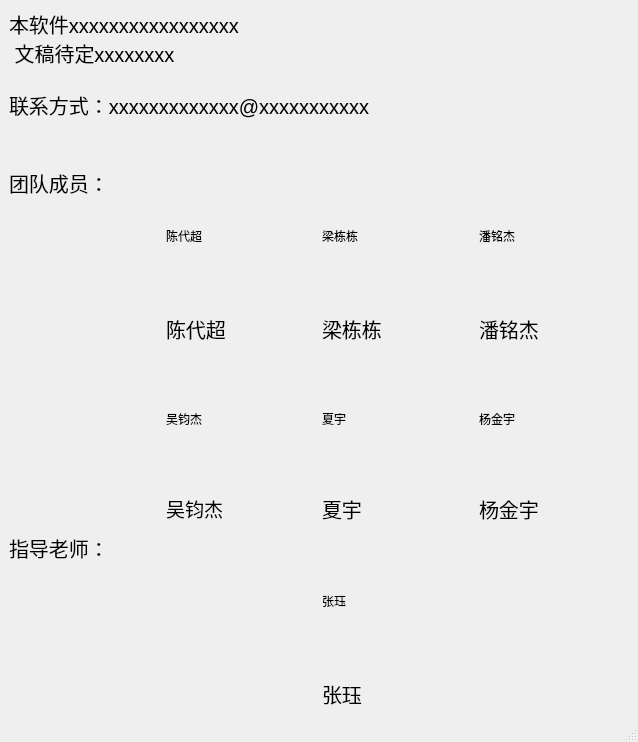
Above: assets/author.ui from pmj110119/hair_analysis before the change. Below: the same form after it.
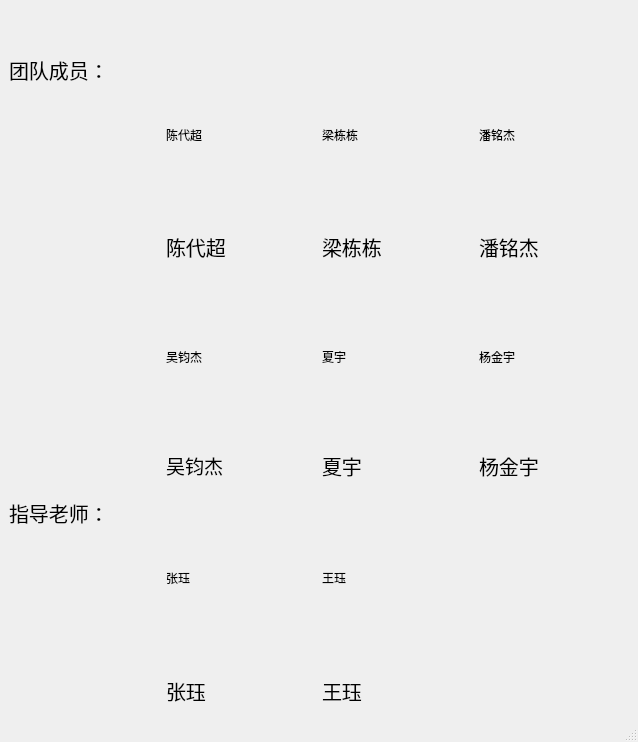
That is the form after the change.

Diff of the .ui file:
```diff
--- a/assets/author.ui
+++ b/assets/author.ui
@@ -17,21 +17,6 @@
    <layout class="QVBoxLayout" name="verticalLayout_2">
     <item>
      <layout class="QVBoxLayout" name="verticalLayout">
-      <item>
-       <widget class="QLabel" name="label_5">
-        <property name="font">
-         <font>
-          <pointsize>15</pointsize>
-         </font>
-        </property>
-        <property name="text">
-         <string>本软件xxxxxxxxxxxxxxxxx
- 文稿待定xxxxxxxx
-
-联系方式：xxxxxxxxxxxxx@xxxxxxxxxxx</string>
-        </property>
-       </widget>
-      </item>
       <item>
        <layout class="QGridLayout" name="gridLayout" rowstretch="0,0,1,3,1,4,1,1,3,1">
         <item row="5" column="2">
@@ -105,9 +90,9 @@
          </spacer>
         </item>
         <item row="7" column="3" rowspan="2">
-         <widget class="QLabel" name="img7">
+         <widget class="QLabel" name="img8">
           <property name="text">
-           <string>张珏</string>
+           <string>王珏</string>
           </property>
          </widget>
         </item>
@@ -131,7 +116,7 @@
            </font>
           </property>
           <property name="text">
-           <string>张珏</string>
+           <string>王珏</string>
           </property>
          </widget>
         </item>
@@ -230,6 +215,25 @@
           </property>
          </spacer>
         </item>
+        <item row="7" column="2" rowspan="2">
+         <widget class="QLabel" name="img7">
+          <property name="text">
+           <string>张珏</string>
+          </property>
+         </widget>
+        </item>
+        <item row="9" column="2">
+         <widget class="QLabel" name="label_5">
+          <property name="font">
+           <font>
+            <pointsize>15</pointsize>
+           </font>
+          </property>
+          <property name="text">
+           <string>张珏</string>
+          </property>
+         </widget>
+        </item>
        </layout>
       </item>
      </layout>
```
